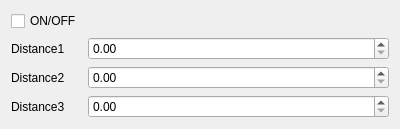
First picture: the form in source/wnd/ui/distancealarmpage.ui, repository ww4u/megarobostudio, before the edit.
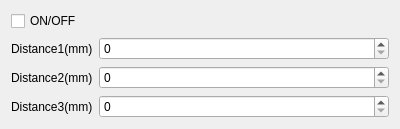
Second picture: the form after the edit.

The edit to the form file:
```diff
--- a/source/wnd/ui/distancealarmpage.ui
+++ b/source/wnd/ui/distancealarmpage.ui
@@ -24,32 +24,44 @@
    <item row="1" column="0">
     <widget class="QLabel" name="label">
      <property name="text">
-      <string>Distance1</string>
+      <string>Distance1(mm)</string>
      </property>
     </widget>
    </item>
-   <item row="1" column="1">
-    <widget class="QDoubleSpinBox" name="doubleSpinBox"/>
-   </item>
    <item row="2" column="0">
     <widget class="QLabel" name="label_2">
      <property name="text">
-      <string>Distance2</string>
+      <string>Distance2(mm)</string>
      </property>
     </widget>
    </item>
    <item row="3" column="0">
     <widget class="QLabel" name="label_3">
      <property name="text">
-      <string>Distance3</string>
+      <string>Distance3(mm)</string>
+     </property>
+    </widget>
+   </item>
+   <item row="1" column="1">
+    <widget class="QSpinBox" name="spinBox">
+     <property name="maximum">
+      <number>10000</number>
      </property>
     </widget>
    </item>
    <item row="2" column="1">
-    <widget class="QDoubleSpinBox" name="doubleSpinBox_2"/>
+    <widget class="QSpinBox" name="spinBox_2">
+     <property name="maximum">
+      <number>10000</number>
+     </property>
+    </widget>
    </item>
    <item row="3" column="1">
-    <widget class="QDoubleSpinBox" name="doubleSpinBox_3"/>
+    <widget class="QSpinBox" name="spinBox_3">
+     <property name="maximum">
+      <number>10000</number>
+     </property>
+    </widget>
    </item>
   </layout>
  </widget>
```
